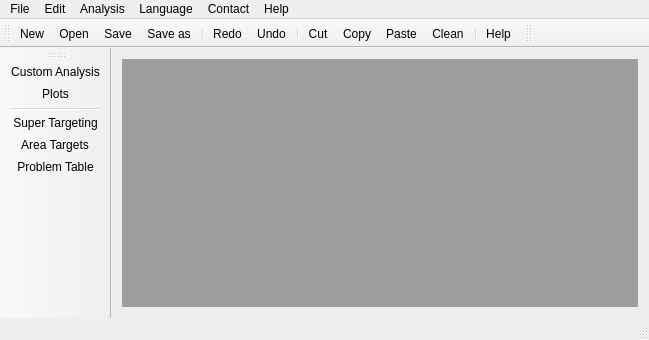
Qt form ventanaprincipal.ui (Gahemo0306/SHEN_ACTUALIZADO) before a commit.
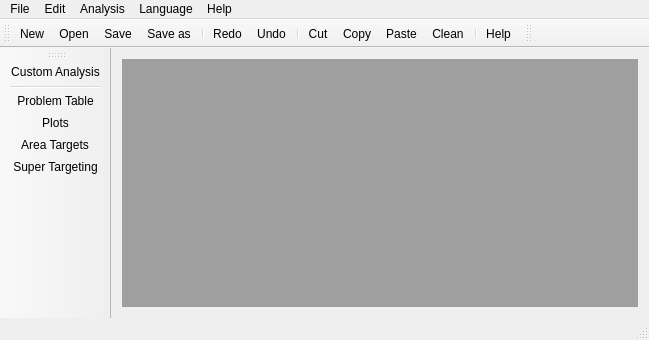
The same form after that commit. Icons and pictures are not drawn.

```diff
--- a/ventanaprincipal.ui
+++ b/ventanaprincipal.ui
@@ -89,11 +89,6 @@
      <string>Language</string>
     </property>
    </widget>
-   <widget class="QMenu" name="menuContact">
-    <property name="title">
-     <string>Contact</string>
-    </property>
-   </widget>
    <widget class="QMenu" name="menuHelp">
     <property name="title">
      <string>Help</string>
@@ -121,7 +116,6 @@
    <addaction name="menuEdit"/>
    <addaction name="menuPlots"/>
    <addaction name="menuLanguage"/>
-   <addaction name="menuContact"/>
    <addaction name="menuHelp"/>
   </widget>
   <widget class="QToolBar" name="mainToolBar">
@@ -158,11 +152,11 @@
     <bool>false</bool>
    </attribute>
    <addaction name="actionCustom_Analysis"/>
+   <addaction name="separator"/>
+   <addaction name="actionProblem_Table"/>
    <addaction name="actionPlots"/>
-   <addaction name="separator"/>
-   <addaction name="actionSuper_Targeting"/>
    <addaction name="actionArea_Targets"/>
-   <addaction name="actionProblem_Table"/>
+   <addaction name="actionSuper_Targeting"/>
   </widget>
   <widget class="QToolBar" name="toolBar_2">
    <property name="windowTitle">
```
Left out of the diff: 6 changed lines with no effect on the pictures.
